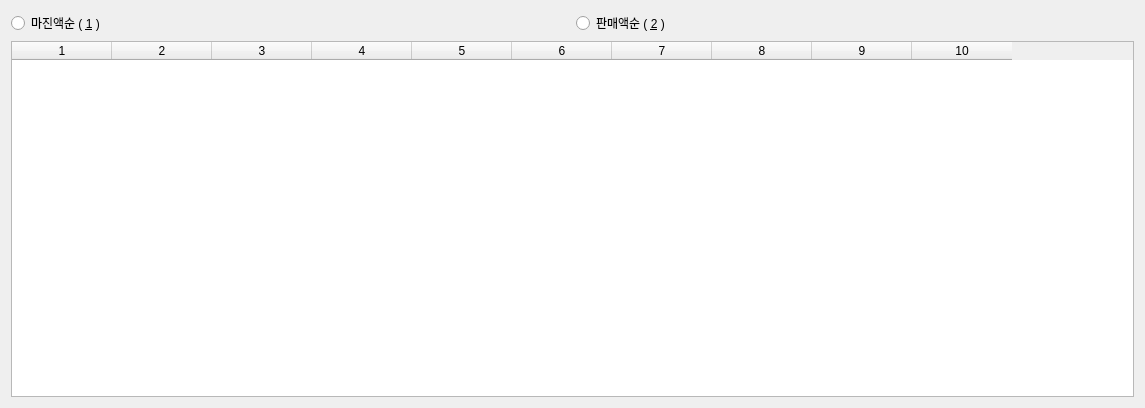
Above: ui/sale_detail.ui from kar00034/application_coffee before the change. Below: the same form after it.
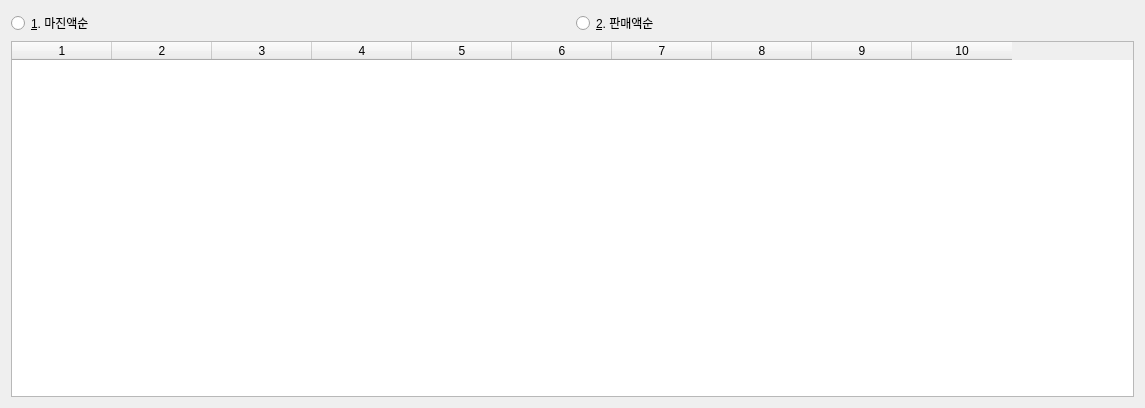
That is the form after the change.

The edit to the form file:
```diff
--- a/ui/sale_detail.ui
+++ b/ui/sale_detail.ui
@@ -36,7 +36,7 @@
      <item>
       <widget class="QRadioButton" name="rb_margin">
        <property name="text">
-        <string>마진액순 ( &amp;1 )</string>
+        <string>&amp;1. 마진액순</string>
        </property>
        <attribute name="buttonGroup">
         <string notr="true">buttonGroup</string>
@@ -46,7 +46,7 @@
      <item>
       <widget class="QRadioButton" name="rb_sale">
        <property name="text">
-        <string>판매액순 ( &amp;2 )</string>
+        <string>&amp;2. 판매액순</string>
        </property>
        <attribute name="buttonGroup">
         <string notr="true">buttonGroup</string>
```
